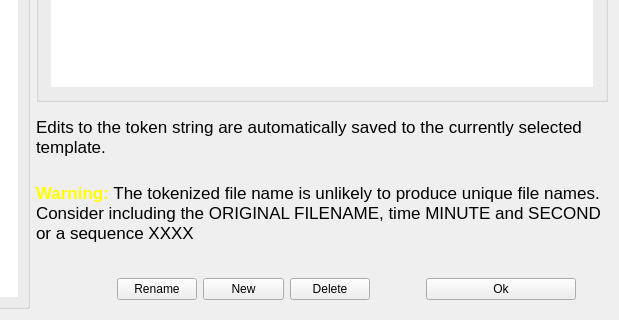
This is Dialogs/tokendlg.ui in towhee/Winnow64 as Qt 5 draws it before an edit; both pictures show x 181 to 800 and y 292 to 612 of the 800 by 612 pixel window. The edited form follows.
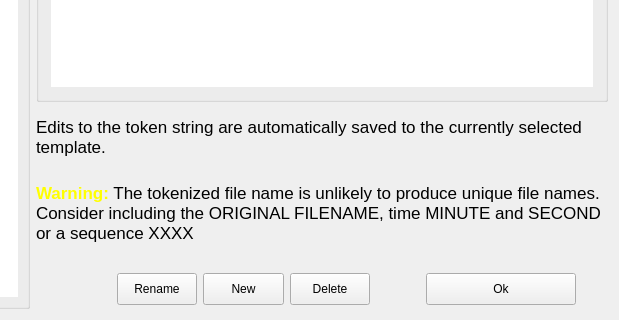
This is the edited form. Custom widgets are drawn as their Qt base class.

```diff
--- a/Dialogs/tokendlg.ui
+++ b/Dialogs/tokendlg.ui
@@ -398,7 +398,7 @@
          <item>
           <widget class="QPushButton" name="renameBtn">
            <property name="sizePolicy">
-            <sizepolicy hsizetype="Expanding" vsizetype="Fixed">
+            <sizepolicy hsizetype="Expanding" vsizetype="Minimum">
              <horstretch>0</horstretch>
              <verstretch>0</verstretch>
             </sizepolicy>
@@ -406,13 +406,13 @@
            <property name="minimumSize">
             <size>
              <width>60</width>
-             <height>0</height>
+             <height>32</height>
             </size>
            </property>
            <property name="maximumSize">
             <size>
              <width>16777215</width>
-             <height>16777215</height>
+             <height>32</height>
             </size>
            </property>
            <property name="focusPolicy">
@@ -429,7 +429,7 @@
          <item>
           <widget class="QPushButton" name="newBtn">
            <property name="sizePolicy">
-            <sizepolicy hsizetype="Expanding" vsizetype="Fixed">
+            <sizepolicy hsizetype="Expanding" vsizetype="Minimum">
              <horstretch>0</horstretch>
              <verstretch>0</verstretch>
             </sizepolicy>
@@ -437,13 +437,13 @@
            <property name="minimumSize">
             <size>
              <width>60</width>
-             <height>0</height>
+             <height>32</height>
             </size>
            </property>
            <property name="maximumSize">
             <size>
              <width>16777215</width>
-             <height>16777215</height>
+             <height>32</height>
             </size>
            </property>
            <property name="focusPolicy">
@@ -460,7 +460,7 @@
          <item>
           <widget class="QPushButton" name="deleteBtn">
            <property name="sizePolicy">
-            <sizepolicy hsizetype="Expanding" vsizetype="Fixed">
+            <sizepolicy hsizetype="Expanding" vsizetype="Minimum">
              <horstretch>0</horstretch>
              <verstretch>0</verstretch>
             </sizepolicy>
@@ -468,13 +468,13 @@
            <property name="minimumSize">
             <size>
              <width>60</width>
-             <height>0</height>
+             <height>32</height>
             </size>
            </property>
            <property name="maximumSize">
             <size>
              <width>16777215</width>
-             <height>16777215</height>
+             <height>32</height>
             </size>
            </property>
            <property name="focusPolicy">
@@ -507,7 +507,7 @@
          <item>
           <widget class="QPushButton" name="okBtn">
            <property name="sizePolicy">
-            <sizepolicy hsizetype="Expanding" vsizetype="Fixed">
+            <sizepolicy hsizetype="Expanding" vsizetype="Minimum">
              <horstretch>0</horstretch>
              <verstretch>0</verstretch>
             </sizepolicy>
@@ -515,7 +515,13 @@
            <property name="minimumSize">
             <size>
              <width>150</width>
-             <height>0</height>
+             <height>32</height>
+            </size>
+           </property>
+           <property name="maximumSize">
+            <size>
+             <width>16777215</width>
+             <height>32</height>
             </size>
            </property>
            <property name="focusPolicy">
```
